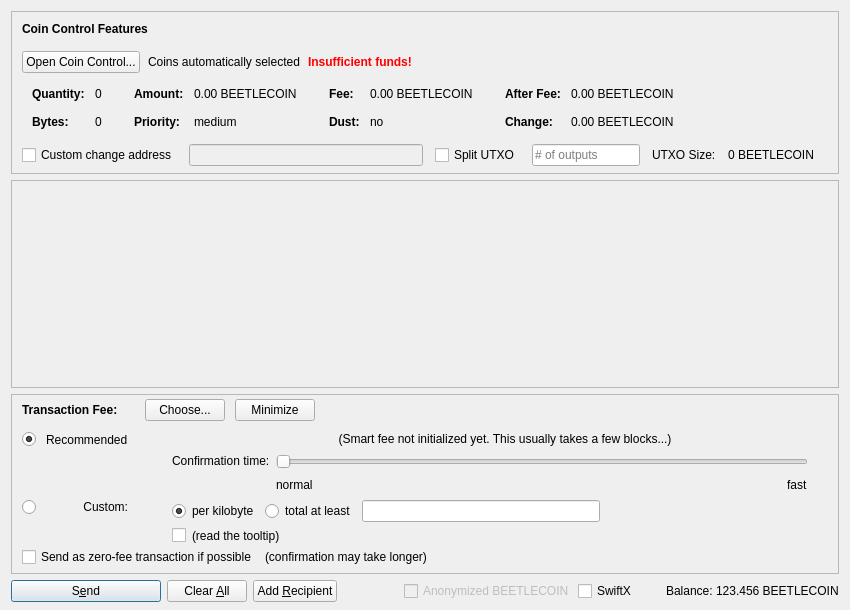
The window that src/qt/forms/sendcoinsdialog.ui (beetledev/Wallet) describes before a commit, drawn with Qt 5.
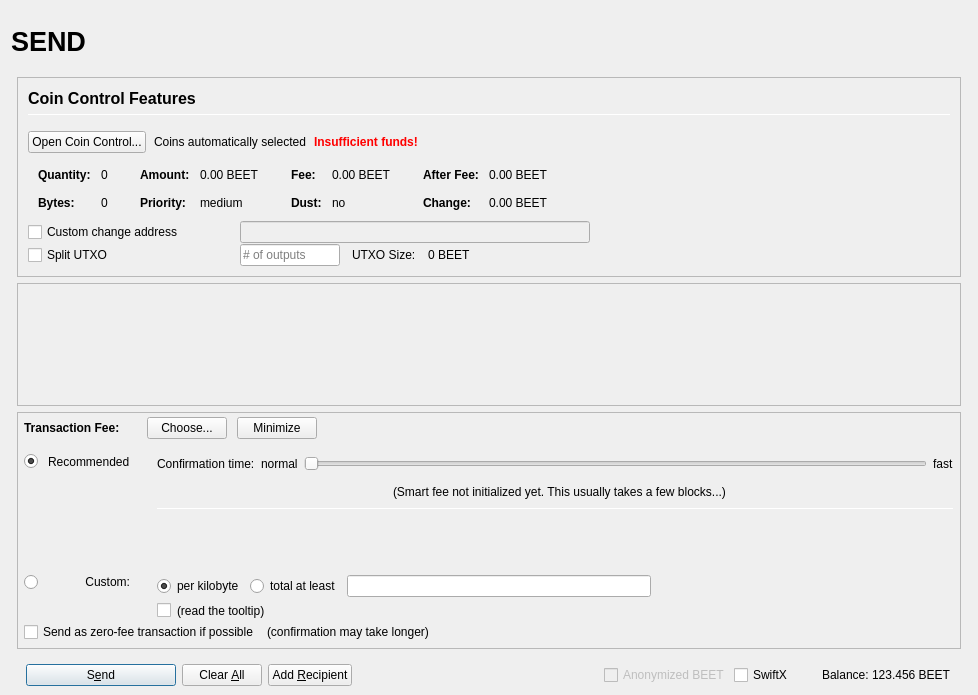
The same window after the commit. Icons and pictures are not drawn. Custom widgets are drawn as their Qt base class.

Diff of the .ui file:
```diff
--- a/src/qt/forms/sendcoinsdialog.ui
+++ b/src/qt/forms/sendcoinsdialog.ui
@@ -2,20 +2,155 @@
 <ui version="4.0">
  <class>SendCoinsDialog</class>
  <widget class="QDialog" name="SendCoinsDialog">
+  <property name="enabled">
+   <bool>true</bool>
+  </property>
   <property name="geometry">
    <rect>
     <x>0</x>
     <y>0</y>
-    <width>850</width>
-    <height>610</height>
+    <width>978</width>
+    <height>695</height>
    </rect>
   </property>
   <property name="windowTitle">
    <string>Send Coins</string>
   </property>
-  <layout class="QVBoxLayout" name="verticalLayout" stretch="0,1,0,0">
+  <layout class="QVBoxLayout" name="verticalLayout" stretch="0">
    <property name="bottomMargin">
-    <number>8</number>
+    <number>9</number>
+   </property>
+   <item>
+    <layout class="QVBoxLayout" name="verticalLayout_Master" stretch="0,1">
+     <property name="spacing">
+      <number>0</number>
+     </property>
+     <property name="leftMargin">
+      <number>0</number>
+     </property>
+     <property name="topMargin">
+      <number>0</number>
+     </property>
+     <property name="rightMargin">
+      <number>0</number>
+     </property>
+     <property name="bottomMargin">
+      <number>0</number>
+     </property>
+     <item>
+      <widget class="QFrame" name="frame_Header">
+       <layout class="QVBoxLayout" name="verticalLayout_Header" stretch="0">
+        <property name="leftMargin">
+         <number>0</number>
+        </property>
+        <property name="topMargin">
+         <number>0</number>
+        </property>
+        <property name="rightMargin">
+         <number>0</number>
+        </property>
+        <property name="bottomMargin">
+         <number>0</number>
+        </property>
+        <item>
+         <layout class="QHBoxLayout" name="horizontalLayout_Header" stretch="1,0,1">
+          <property name="spacing">
+           <number>6</number>
+          </property>
+          <item>
+           <widget class="QLabel" name="labelOverviewHeaderLeft">
+            <property name="minimumSize">
+             <size>
+              <width>464</width>
+              <height>60</height>
+             </size>
+            </property>
+            <property name="maximumSize">
+             <size>
+              <width>16777215</width>
+              <height>60</height>
+             </size>
+            </property>
+            <property name="font">
+             <font>
+              <pointsize>20</pointsize>
+              <weight>75</weight>
+              <bold>true</bold>
+             </font>
+            </property>
+            <property name="text">
+             <string>SEND</string>
+            </property>
+            <property name="alignment">
+             <set>Qt::AlignLeading|Qt::AlignLeft|Qt::AlignVCenter</set>
+            </property>
+           </widget>
+          </item>
+          <item>
+           <spacer name="horizontalSpacer_Header">
+            <property name="orientation">
+             <enum>Qt::Horizontal</enum>
+            </property>
+            <property name="sizeHint" stdset="0">
+             <size>
+              <width>40</width>
+              <height>20</height>
+             </size>
+            </property>
+           </spacer>
+          </item>
+          <item>
+           <widget class="QLabel" name="labelOverviewHeaderRight">
+            <property name="minimumSize">
+             <size>
+              <width>464</width>
+              <height>60</height>
+             </size>
+            </property>
+            <property name="maximumSize">
+             <size>
+              <width>16777215</width>
+              <height>60</height>
+             </size>
+            </property>
+            <property name="font">
+             <font>
+              <pointsize>14</pointsize>
+             </font>
+            </property>
+            <property name="text">
+             <string/>
+            </property>
+            <property name="alignment">
+             <set>Qt::AlignRight|Qt::AlignTrailing|Qt::AlignVCenter</set>
+            </property>
+           </widget>
+          </item>
+         </layout>
+        </item>
+       </layout>
+      </widget>
+     </item>
+     <item>
+      <widget class="QFrame" name="frame_BG">
+       <property name="minimumSize">
+        <size>
+         <width>0</width>
+         <height>0</height>
+        </size>
+       </property>
+       <layout class="QVBoxLayout" name="layout_BG" stretch="0,0,0,0">
+        <property name="leftMargin">
+         <number>6</number>
+        </property>
+        <property name="topMargin">
+         <number>6</number>
+        </property>
+        <property name="rightMargin">
+         <number>6</number>
+        </property>
+        <property name="bottomMargin">
+         <number>0</number>
    </property>
    <item>
     <widget class="QFrame" name="frameCoinControl">
@@ -51,12 +186,13 @@
        <number>0</number>
       </property>
       <property name="bottomMargin">
-       <number>6</number>
+            <number>0</number>
       </property>
       <item>
-       <layout class="QVBoxLayout" name="verticalLayoutCoinControl" stretch="0,0,0,0,1">
+            <widget class="QFrame" name="frameCoinControl_BG">
+             <layout class="QVBoxLayout" name="verticalLayoutCoinControl" stretch="0,0,0,0,0,0">
         <property name="spacing">
-         <number>0</number>
+               <number>1</number>
         </property>
         <property name="leftMargin">
          <number>10</number>
@@ -70,6 +206,11 @@
            <number>15</number>
           </property>
           <item>
+                 <layout class="QVBoxLayout" name="verticalLayout_3">
+                  <property name="spacing">
+                   <number>6</number>
+                  </property>
+                  <item>
            <widget class="QLabel" name="labelCoinControlFeatures">
             <property name="sizePolicy">
              <sizepolicy hsizetype="Preferred" vsizetype="Maximum">
@@ -77,8 +218,15 @@
               <verstretch>0</verstretch>
              </sizepolicy>
             </property>
+                    <property name="minimumSize">
+                     <size>
+                      <width>0</width>
+                      <height>20</height>
+                     </size>
+                    </property>
             <property name="font">
              <font>
+                      <pointsize>12</pointsize>
               <weight>75</weight>
               <bold>true</bold>
              </font>
@@ -91,6 +239,27 @@
             </property>
            </widget>
           </item>
+                  <item>
+                   <widget class="Line" name="line">
+                    <property name="minimumSize">
+                     <size>
+                      <width>0</width>
+                      <height>1</height>
+                     </size>
+                    </property>
+                    <property name="maximumSize">
+                     <size>
+                      <width>16777215</width>
+                      <height>1</height>
+                     </size>
+                    </property>
+                    <property name="orientation">
+                     <enum>Qt::Horizontal</enum>
+                    </property>
+                   </widget>
+                  </item>
+                 </layout>
+                </item>
          </layout>
         </item>
         <item>
@@ -324,7 +493,7 @@
                   <enum>Qt::ActionsContextMenu</enum>
                  </property>
                  <property name="text">
-                  <string notr="true">0.00 BEETLECOIN</string>
+                        <string notr="true">0.00 BEET</string>
                  </property>
                  <property name="textInteractionFlags">
                   <set>Qt::LinksAccessibleByMouse|Qt::TextSelectableByKeyboard|Qt::TextSelectableByMouse</set>
@@ -404,7 +573,7 @@
                   <enum>Qt::ActionsContextMenu</enum>
                  </property>
                  <property name="text">
-                  <string notr="true">0.00 BEETLECOIN</string>
+                        <string notr="true">0.00 BEET</string>
                  </property>
                  <property name="textInteractionFlags">
                   <set>Qt::LinksAccessibleByMouse|Qt::TextSelectableByKeyboard|Qt::TextSelectableByMouse</set>
@@ -484,7 +653,7 @@
                   <enum>Qt::ActionsContextMenu</enum>
                  </property>
                  <property name="text">
-                  <string notr="true">0.00 BEETLECOIN</string>
+                        <string notr="true">0.00 BEET</string>
                  </property>
                  <property name="textInteractionFlags">
                   <set>Qt::LinksAccessibleByMouse|Qt::TextSelectableByKeyboard|Qt::TextSelectableByMouse</set>
@@ -513,7 +682,7 @@
                   <enum>Qt::ActionsContextMenu</enum>
                  </property>
                  <property name="text">
-                  <string notr="true">0.00 BEETLECOIN</string>
+                        <string notr="true">0.00 BEET</string>
                  </property>
                  <property name="textInteractionFlags">
                   <set>Qt::LinksAccessibleByMouse|Qt::TextSelectableByKeyboard|Qt::TextSelectableByMouse</set>
@@ -528,7 +697,7 @@
          </widget>
         </item>
         <item>
-         <layout class="QHBoxLayout" name="horizontalLayoutCoinControl4" stretch="0,0,0,0,0,0,0">
+               <layout class="QHBoxLayout" name="horizontalLayoutCoinControl4">
           <property name="spacing">
            <number>12</number>
           </property>
@@ -536,13 +705,31 @@
            <enum>QLayout::SetDefaultConstraint</enum>
           </property>
           <property name="topMargin">
-           <number>5</number>
+                 <number>0</number>
           </property>
           <property name="rightMargin">
-           <number>5</number>
+                 <number>0</number>
           </property>
           <item>
            <widget class="QCheckBox" name="checkBoxCoinControlChange">
+                  <property name="sizePolicy">
+                   <sizepolicy hsizetype="Preferred" vsizetype="Preferred">
+                    <horstretch>0</horstretch>
+                    <verstretch>0</verstretch>
+                   </sizepolicy>
+                  </property>
+                  <property name="minimumSize">
+                   <size>
+                    <width>200</width>
+                    <height>0</height>
+                   </size>
+                  </property>
+                  <property name="maximumSize">
+                   <size>
+                    <width>200</width>
+                    <height>16777215</height>
+                   </size>
+                  </property>
             <property name="toolTip">
              <string>If this is activated, but the change address is empty or invalid, change will be sent to a newly generated address.</string>
             </property>
@@ -557,15 +744,71 @@
              <bool>false</bool>
             </property>
             <property name="sizePolicy">
-             <sizepolicy hsizetype="Expanding" vsizetype="Fixed">
+                   <sizepolicy hsizetype="Preferred" vsizetype="Preferred">
               <horstretch>0</horstretch>
               <verstretch>0</verstretch>
              </sizepolicy>
             </property>
-           </widget>
-          </item>
+                  <property name="minimumSize">
+                   <size>
+                    <width>300</width>
+                    <height>0</height>
+                   </size>
+                  </property>
+                 </widget>
+                </item>
+                <item>
+                 <widget class="QLabel" name="labelCoinControlChangeLabel">
+                  <property name="sizePolicy">
+                   <sizepolicy hsizetype="Preferred" vsizetype="Preferred">
+                    <horstretch>0</horstretch>
+                    <verstretch>0</verstretch>
+                   </sizepolicy>
+                  </property>
+                  <property name="minimumSize">
+                   <size>
+                    <width>100</width>
+                    <height>0</height>
+                   </size>
+                  </property>
+                  <property name="text">
+                   <string/>
+                  </property>
+                  <property name="margin">
+                   <number>3</number>
+                  </property>
+                 </widget>
+                </item>
+               </layout>
+              </item>
+              <item>
+               <layout class="QHBoxLayout" name="horizontalLayoutCoinControl6">
+                <property name="spacing">
+                 <number>12</number>
+                </property>
+                <property name="rightMargin">
+                 <number>0</number>
+                </property>
           <item>
            <widget class="QCheckBox" name="splitBlockCheckBox">
+                  <property name="sizePolicy">
+                   <sizepolicy hsizetype="Preferred" vsizetype="Preferred">
+                    <horstretch>0</horstretch>
+                    <verstretch>0</verstretch>
+                   </sizepolicy>
+                  </property>
+                  <property name="minimumSize">
+                   <size>
+                    <width>200</width>
+                    <height>0</height>
+                   </size>
+                  </property>
+                  <property name="maximumSize">
+                   <size>
+                    <width>200</width>
+                    <height>16777215</height>
+                   </size>
+                  </property>
             <property name="text">
              <string>Split UTXO</string>
             </property>
@@ -574,11 +817,23 @@
           <item>
            <widget class="QLineEdit" name="splitBlockLineEdit">
             <property name="sizePolicy">
-             <sizepolicy hsizetype="Fixed" vsizetype="Fixed">
+                   <sizepolicy hsizetype="Preferred" vsizetype="Preferred">
               <horstretch>50</horstretch>
               <verstretch>0</verstretch>
              </sizepolicy>
             </property>
+                  <property name="minimumSize">
+                   <size>
+                    <width>100</width>
+                    <height>0</height>
+                   </size>
+                  </property>
+                  <property name="maximumSize">
+                   <size>
+                    <width>100</width>
+                    <height>16777215</height>
+                   </size>
+                  </property>
             <property name="placeholderText">
              <string># of outputs</string>
             </property>
@@ -594,31 +849,22 @@
           <item>
            <widget class="QLabel" name="labelBlockSize">
             <property name="text">
-             <string>0 BEETLECOIN</string>
+                   <string>0 BEET</string>
             </property>
            </widget>
           </item>
           <item>
-           <widget class="QLabel" name="labelCoinControlChangeLabel">
-            <property name="sizePolicy">
-             <sizepolicy hsizetype="Preferred" vsizetype="Expanding">
-              <horstretch>0</horstretch>
-              <verstretch>0</verstretch>
-             </sizepolicy>
-            </property>
-            <property name="minimumSize">
+                 <spacer name="horizontalSpacer_7">
+                  <property name="orientation">
+                   <enum>Qt::Horizontal</enum>
+                  </property>
+                  <property name="sizeHint" stdset="0">
              <size>
-              <width>0</width>
-              <height>0</height>
-             </size>
-            </property>
-            <property name="text">
-             <string/>
-            </property>
-            <property name="margin">
-             <number>3</number>
-            </property>
-           </widget>
+                    <width>40</width>
+                    <height>20</height>
+                   </size>
+                  </property>
+                 </spacer>
           </item>
          </layout>
         </item>
@@ -636,6 +882,7 @@
          </spacer>
         </item>
        </layout>
+            </widget>
       </item>
      </layout>
     </widget>
@@ -650,8 +897,8 @@
        <rect>
         <x>0</x>
         <y>0</y>
-        <width>830</width>
-        <height>113</height>
+             <width>944</width>
+             <height>68</height>
        </rect>
       </property>
       <layout class="QVBoxLayout" name="verticalLayout_2" stretch="0,1">
@@ -733,11 +980,14 @@
          <number>0</number>
         </property>
         <property name="leftMargin">
-         <number>10</number>
+              <number>6</number>
         </property>
         <property name="topMargin">
          <number>0</number>
         </property>
+             <property name="rightMargin">
+              <number>6</number>
+             </property>
         <item>
          <layout class="QHBoxLayout" name="horizontalLayoutFee1">
           <property name="bottomMargin">
@@ -879,7 +1129,61 @@
              <property name="verticalSpacing">
               <number>4</number>
              </property>
-             <item row="2" column="4">
+                  <item row="2" column="0">
+                   <layout class="QVBoxLayout" name="verticalLayoutFee4" stretch="0">
+                    <item>
+                     <spacer name="verticalSpacer_2">
+                      <property name="orientation">
+                       <enum>Qt::Vertical</enum>
+                      </property>
+                      <property name="sizeHint" stdset="0">
+                       <size>
+                        <width>1</width>
+                        <height>1</height>
+                       </size>
+                      </property>
+                     </spacer>
+                    </item>
+                   </layout>
+                  </item>
+                  <item row="3" column="0">
+                   <layout class="QVBoxLayout" name="verticalLayoutFee9" stretch="0,1">
+                    <item>
+                     <widget class="QRadioButton" name="radioCustomFee">
+                      <property name="text">
+                       <string/>
+                      </property>
+                      <attribute name="buttonGroup">
+                       <string notr="true">groupFee</string>
+                      </attribute>
+                     </widget>
+                    </item>
+                    <item>
+                     <spacer name="verticalSpacer_6">
+                      <property name="orientation">
+                       <enum>Qt::Vertical</enum>
+                      </property>
+                      <property name="sizeHint" stdset="0">
+                       <size>
+                        <width>1</width>
+                        <height>1</height>
+                       </size>
+                      </property>
+                     </spacer>
+                    </item>
+                   </layout>
+                  </item>
+                  <item row="3" column="1">
+                   <widget class="QLabel" name="labelCustomFee">
+                    <property name="text">
+                     <string>Custom:</string>
+                    </property>
+                    <property name="alignment">
+                     <set>Qt::AlignRight|Qt::AlignTop|Qt::AlignTrailing</set>
+                    </property>
+                   </widget>
+                  </item>
+                  <item row="3" column="4">
               <layout class="QVBoxLayout" name="verticalLayoutFee8">
                <property name="spacing">
                 <number>6</number>
@@ -978,80 +1282,27 @@
                </item>
               </layout>
              </item>
-             <item row="1" column="0">
-              <layout class="QVBoxLayout" name="verticalLayoutFee4" stretch="1">
-               <item>
-                <spacer name="verticalSpacer_2">
-                 <property name="orientation">
-                  <enum>Qt::Vertical</enum>
-                 </property>
-                 <property name="sizeHint" stdset="0">
-                  <size>
-                   <width>1</width>
-                   <height>1</height>
-                  </size>
-                 </property>
-                </spacer>
-               </item>
-              </layout>
-             </item>
-             <item row="2" column="0">
-              <layout class="QVBoxLayout" name="verticalLayoutFee9" stretch="0,1">
-               <item>
-                <widget class="QRadioButton" name="radioCustomFee">
+                  <item row="1" column="1">
+                   <widget class="QLabel" name="labelSmartFee_2">
                  <property name="text">
-                  <string/>
-                 </property>
-                 <attribute name="buttonGroup">
-                  <string notr="true">groupFee</string>
-                 </attribute>
-                </widget>
-               </item>
-               <item>
-                <spacer name="verticalSpacer_6">
-                 <property name="orientation">
-                  <enum>Qt::Vertical</enum>
-                 </property>
-                 <property name="sizeHint" stdset="0">
-                  <size>
-                   <width>1</width>
-                   <height>1</height>
-                  </size>
-                 </property>
-                </spacer>
-               </item>
-              </layout>
-             </item>
-             <item row="1" column="4">
-              <layout class="QVBoxLayout" name="verticalLayoutFee3" stretch="0,0,1">
+                     <string>Recommended</string>
+                    </property>
+                   </widget>
+                  </item>
+                  <item row="0" column="4" rowspan="3">
+                   <layout class="QVBoxLayout" name="verticalLayoutFee3" stretch="0,0,0,0,1,0">
                <property name="spacing">
                 <number>6</number>
                </property>
                <property name="topMargin">
                 <number>2</number>
                </property>
-               <item>
-                <layout class="QHBoxLayout" name="horizontalLayoutFee12">
-                 <item>
-                  <spacer name="horizontalSpacer_5">
-                   <property name="orientation">
-                    <enum>Qt::Horizontal</enum>
-                   </property>
-                   <property name="sizeHint" stdset="0">
-                    <size>
-                     <width>1</width>
-                     <height>1</height>
-                    </size>
-                   </property>
-                  </spacer>
-                 </item>
-                </layout>
-               </item>
+                    <property name="bottomMargin">
+                     <number>20</number>
+                    </property>
                <item>
                 <layout class="QHBoxLayout" name="horizontalLayoutFee9">
                  <item>
-                  <layout class="QVBoxLayout" name="verticalLayoutFee6">
-                   <item>
                     <widget class="QLabel" name="labelSmartFee3">
                      <property name="text">
                       <string>Confirmation time:</string>
@@ -1062,27 +1313,23 @@
                     </widget>
                    </item>
                    <item>
-                    <spacer name="verticalSpacer_3">
-                     <property name="orientation">
-                      <enum>Qt::Vertical</enum>
-                     </property>
-                     <property name="sizeHint" stdset="0">
-                      <size>
-                       <width>1</width>
-                       <height>1</height>
-                      </size>
-                     </property>
-                    </spacer>
-                   </item>
-                  </layout>
-                 </item>
-                 <item>
-                  <layout class="QVBoxLayout" name="verticalLayoutFee5">
-                   <property name="rightMargin">
-                    <number>30</number>
-                   </property>
+                       <widget class="QLabel" name="labelSmartFeeNormal">
+                        <property name="text">
+                         <string>normal</string>
+                        </property>
+                        <property name="margin">
+                         <number>2</number>
+                        </property>
+                       </widget>
+                      </item>
                    <item>
                     <widget class="QSlider" name="sliderSmartFee">
+                        <property name="minimumSize">
+                         <size>
+                          <width>0</width>
+                          <height>24</height>
+                         </size>
+                        </property>
                      <property name="minimum">
                       <number>0</number>
                      </property>
@@ -1110,28 +1357,6 @@
                     </widget>
                    </item>
                    <item>
-                    <layout class="QHBoxLayout" name="horizontalLayoutFee10">
-                     <item>
-                      <widget class="QLabel" name="labelSmartFeeNormal">
-                       <property name="text">
-                        <string>normal</string>
-                       </property>
-                      </widget>
-                     </item>
-                     <item>
-                      <spacer name="horizontalSpacer_3">
-                       <property name="orientation">
-                        <enum>Qt::Horizontal</enum>
-                       </property>
-                       <property name="sizeHint" stdset="0">
-                        <size>
-                         <width>40</width>
-                         <height>20</height>
-                        </size>
-                       </property>
-                      </spacer>
-                     </item>
-                     <item>
                       <widget class="QLabel" name="labelSmartFeeFast">
                        <property name="text">
                         <string>fast</string>
@@ -1140,81 +1365,148 @@
                      </item>
                     </layout>
                    </item>
-                  </layout>
-                 </item>
-                </layout>
-               </item>
                <item>
-                <spacer name="verticalSpacer_4">
+                     <layout class="QHBoxLayout" name="horizontalLayout_recommended_texts">
+                      <property name="spacing">
+                       <number>0</number>
+                      </property>
+                      <item>
+                       <spacer name="horizontalSpacer_8">
                  <property name="orientation">
-                  <enum>Qt::Vertical</enum>
+                         <enum>Qt::Horizontal</enum>
                  </property>
                  <property name="sizeHint" stdset="0">
                   <size>
-                   <width>1</width>
-                   <height>1</height>
+                          <width>40</width>
+                          <height>20</height>
                   </size>
                  </property>
                 </spacer>
                </item>
-              </layout>
-             </item>
-             <item row="0" column="1">
-              <widget class="QLabel" name="labelSmartFee_2">
-               <property name="text">
-                <string>Recommended</string>
-               </property>
-              </widget>
-             </item>
-             <item row="0" column="0">
-              <widget class="QRadioButton" name="radioSmartFee">
-               <property name="text">
-                <string/>
-               </property>
-               <property name="checked">
-                <bool>true</bool>
-               </property>
-               <attribute name="buttonGroup">
-                <string notr="true">groupFee</string>
-               </attribute>
-              </widget>
-             </item>
-             <item row="2" column="1">
-              <widget class="QLabel" name="labelCustomFee">
-               <property name="text">
-                <string>Custom:</string>
-               </property>
-               <property name="alignment">
-                <set>Qt::AlignRight|Qt::AlignTop|Qt::AlignTrailing</set>
-               </property>
-              </widget>
-             </item>
-             <item row="0" column="2">
-              <widget class="QLabel" name="labelSmartFee">
-               <property name="text">
-                <string/>
-               </property>
-               <property name="margin">
-                <number>2</number>
-               </property>
-              </widget>
-             </item>
-             <item row="0" column="3">
+                      <item>
               <widget class="QLabel" name="labelFeeEstimation">
                <property name="text">
                 <string/>
                </property>
-              </widget>
-             </item>
-             <item row="0" column="4">
+                        <property name="margin">
+                         <number>2</number>
+                        </property>
+                       </widget>
+                      </item>
+                      <item>
               <widget class="QLabel" name="labelSmartFee2">
                <property name="text">
                 <string>(Smart fee not initialized yet. This usually takes a few blocks...)</string>
                </property>
                <property name="alignment">
-                <set>Qt::AlignHCenter</set>
+                         <set>Qt::AlignLeading|Qt::AlignLeft|Qt::AlignVCenter</set>
                </property>
                <property name="wordWrap">
+                         <bool>false</bool>
+                        </property>
+                        <property name="margin">
+                         <number>2</number>
+                        </property>
+                        <property name="indent">
+                         <number>-1</number>
+                        </property>
+                       </widget>
+                      </item>
+                      <item>
+                       <spacer name="horizontalSpacer_3">
+                        <property name="orientation">
+                         <enum>Qt::Horizontal</enum>
+                        </property>
+                        <property name="sizeHint" stdset="0">
+                         <size>
+                          <width>40</width>
+                          <height>20</height>
+                         </size>
+                        </property>
+                       </spacer>
+                      </item>
+                     </layout>
+                    </item>
+                    <item>
+                     <widget class="Line" name="line_2">
+                      <property name="minimumSize">
+                       <size>
+                        <width>0</width>
+                        <height>1</height>
+                       </size>
+                      </property>
+                      <property name="maximumSize">
+                       <size>
+                        <width>16777215</width>
+                        <height>1</height>
+                       </size>
+                      </property>
+                      <property name="orientation">
+                       <enum>Qt::Horizontal</enum>
+                      </property>
+                     </widget>
+                    </item>
+                    <item>
+                     <layout class="QHBoxLayout" name="horizontalLayoutFee12">
+                      <item>
+                       <spacer name="horizontalSpacer_5">
+                        <property name="orientation">
+                         <enum>Qt::Horizontal</enum>
+                        </property>
+                        <property name="sizeHint" stdset="0">
+                         <size>
+                          <width>1</width>
+                          <height>1</height>
+                         </size>
+                        </property>
+                       </spacer>
+                      </item>
+                     </layout>
+                    </item>
+                    <item>
+                     <spacer name="verticalSpacer_4">
+                      <property name="orientation">
+                       <enum>Qt::Vertical</enum>
+                      </property>
+                      <property name="sizeHint" stdset="0">
+                       <size>
+                        <width>1</width>
+                        <height>1</height>
+                       </size>
+                      </property>
+                     </spacer>
+                    </item>
+                    <item>
+                     <spacer name="verticalSpacer_3">
+                      <property name="orientation">
+                       <enum>Qt::Vertical</enum>
+                      </property>
+                      <property name="sizeHint" stdset="0">
+                       <size>
+                        <width>20</width>
+                        <height>40</height>
+                       </size>
+                      </property>
+                     </spacer>
+                    </item>
+                   </layout>
+                  </item>
+                  <item row="1" column="2">
+                   <widget class="QLabel" name="labelSmartFee">
+                    <property name="text">
+                     <string/>
+                    </property>
+                    <property name="margin">
+                     <number>2</number>
+                    </property>
+                   </widget>
+                  </item>
+                  <item row="1" column="0">
+                   <widget class="QRadioButton" name="radioSmartFee">
+                    <property name="text">
+                     <string/>
+                    </property>
+                    <property name="checked">
                 <bool>true</bool>
                </property>
                <property name="margin">
@@ -1299,7 +1591,11 @@
     </widget>
    </item>
    <item>
+         <widget class="QFrame" name="frame_Send">
     <layout class="QHBoxLayout" name="horizontalLayout">
+           <property name="bottomMargin">
+            <number>0</number>
+           </property>
      <item>
       <widget class="QPushButton" name="sendButton">
        <property name="minimumSize">
@@ -1390,7 +1686,7 @@
           <bool>false</bool>
          </property>
          <property name="text">
-          <string>Anonymized BEETLECOIN</string>
+                <string>Anonymized BEET</string>
          </property>
         </widget>
        </item>
@@ -1429,7 +1725,7 @@
           <cursorShape>IBeamCursor</cursorShape>
          </property>
          <property name="text">
-          <string notr="true">123.456 BEETLECOIN</string>
+                <string notr="true">123.456 BEET</string>
          </property>
          <property name="textInteractionFlags">
           <set>Qt::LinksAccessibleByMouse|Qt::TextSelectableByKeyboard|Qt::TextSelectableByMouse</set>
@@ -1437,6 +1733,12 @@
         </widget>
        </item>
       </layout>
+           </item>
+          </layout>
+         </widget>
+        </item>
+       </layout>
+      </widget>
      </item>
     </layout>
    </item>
```
Left out of the diff: 12 changed lines with no effect on the pictures. Lines whose indentation alone changed are shown as unchanged.
